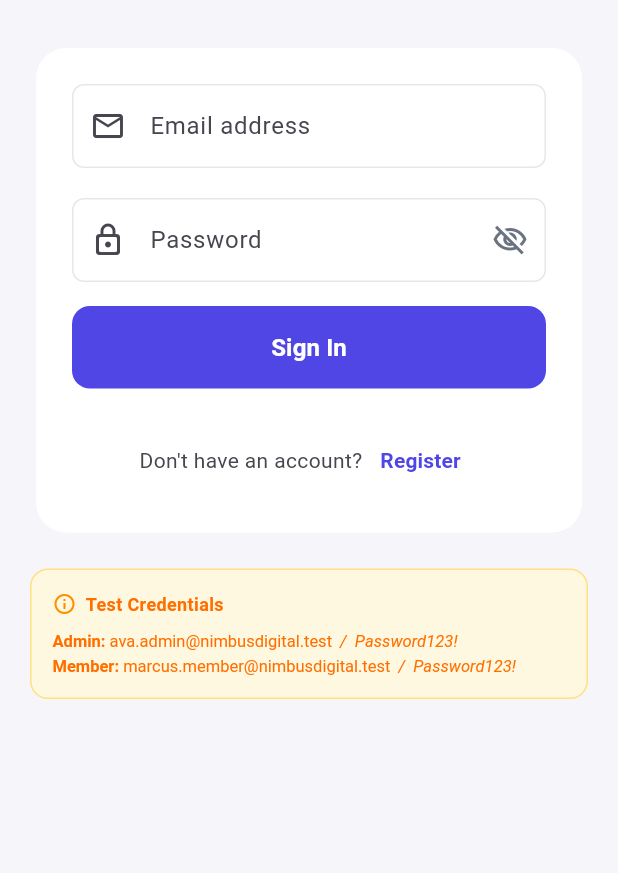
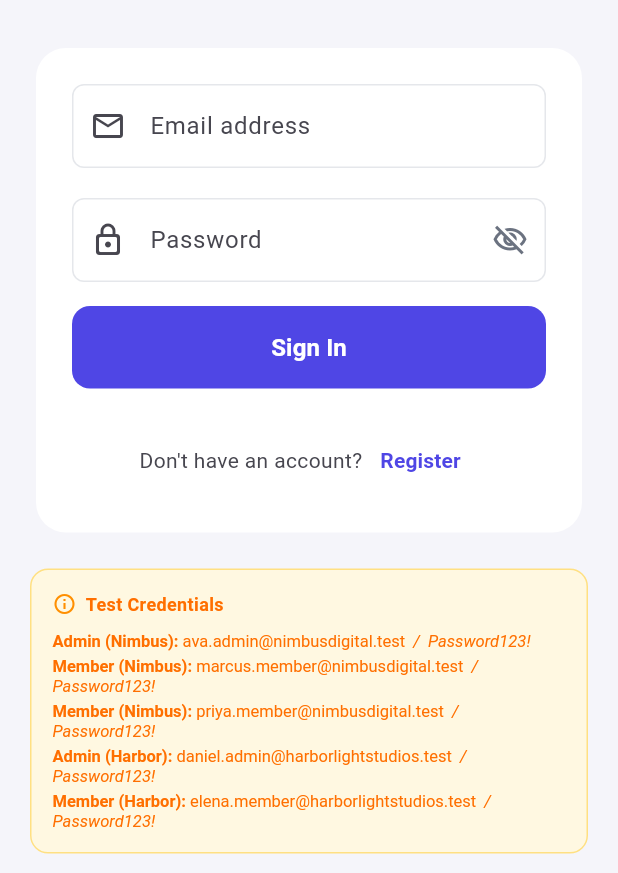
Before and after one commit to Harshitvats27/taskflow, a Flutter app: the screen it shows after launch, on a phone screen of 412 x 824 dp, the part 363-1236 px from its top. Run offline on Flutter 3.47's test engine with Material 3 defaults, Android fonts, the phone set to English and light mode, and no system bars; our stand-ins replace equatable, flutter_riverpod, flutter_secure_storage, go_router, shared_preferences.

Commit message:
Final Updated

```diff
--- a/assets/mock_data/TaskFlow-MockData.json
+++ b/assets/mock_data/TaskFlow-MockData.json
@@ -82,6 +82,15 @@
 			"task_count": 4,
 			"status": "active",
 			"created_at": "2026-02-05T10:00:00Z"
+		},
+		{
+			"id": "proj_1004",
+			"org_id": "org_d4e5f6",
+			"name": "Internal Tools Upgrade",
+			"description": "Modernize the admin dashboard and internal analytics.",
+			"task_count": 0,
+			"status": "active",
+			"created_at": "2026-03-01T10:00:00Z"
 		}
 	],
 
@@ -330,6 +339,12 @@
 				"role": "member"
 			},
 			{
+				"email": "priya.member@nimbusdigital.test",
+				"password": "Password123!",
+				"org_id": "org_a1b2c3",
+				"role": "member"
+			},
+			{
 				"email": "daniel.admin@harborlightstudios.test",
 				"password": "Password123!",
 				"org_id": "org_d4e5f6",
--- a/lib/core/theme/app_colors.dart
+++ b/lib/core/theme/app_colors.dart
@@ -29,7 +29,7 @@ class AppColors {
 
   // Priority Colors
   static const Color priorityLow = Color(0xFF9CA3AF);
-  static const Color priorityMedium = Color(0xFF3B82F6);
+  static const Color priorityMedium = Color(0xFF1A66E1);
   static const Color priorityHigh = Color(0xFFF59E0B);
   static const Color priorityUrgent = Color(0xFFEF4444);
 }
--- a/lib/core/theme/app_text_styles.dart
+++ b/lib/core/theme/app_text_styles.dart
@@ -7,7 +7,7 @@ class AppTextStyles {
   );
 
   static const TextStyle h2 = TextStyle(
-    fontSize: 22,
+    fontSize: 21,
     fontWeight: FontWeight.w700,
   );
 
--- a/lib/presentation/screens/login_screen.dart
+++ b/lib/presentation/screens/login_screen.dart
@@ -291,8 +291,11 @@ class _LoginScreenState extends ConsumerState<LoginScreen> {
                         ),
                       ]),
                       const SizedBox(height: 6),
-                      _credRow('Admin', 'ava.admin@nimbusdigital.test'),
-                      _credRow('Member', 'marcus.member@nimbusdigital.test'),
+                      _credRow('Admin (Nimbus)', 'ava.admin@nimbusdigital.test'),
+                      _credRow('Member (Nimbus)', 'marcus.member@nimbusdigital.test'),
+                      _credRow('Member (Nimbus)', 'priya.member@nimbusdigital.test'),
+                      _credRow('Admin (Harbor)', 'daniel.admin@harborlightstudios.test'),
+                      _credRow('Member (Harbor)', 'elena.member@harborlightstudios.test'),
                     ],
                   ),
                 ),
```
Also changed, not shown: lib/core/di/providers.dart (+5 -5 lines), lib/presentation/screens/create_edit_task_screen.dart (+8 -3 lines).
